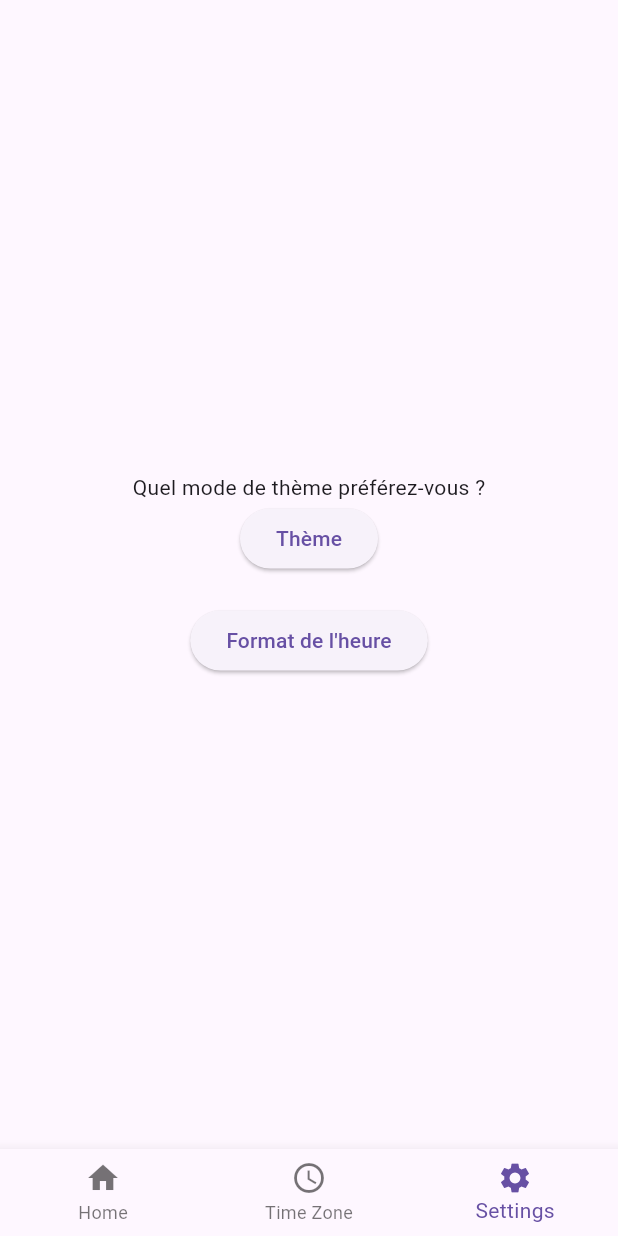
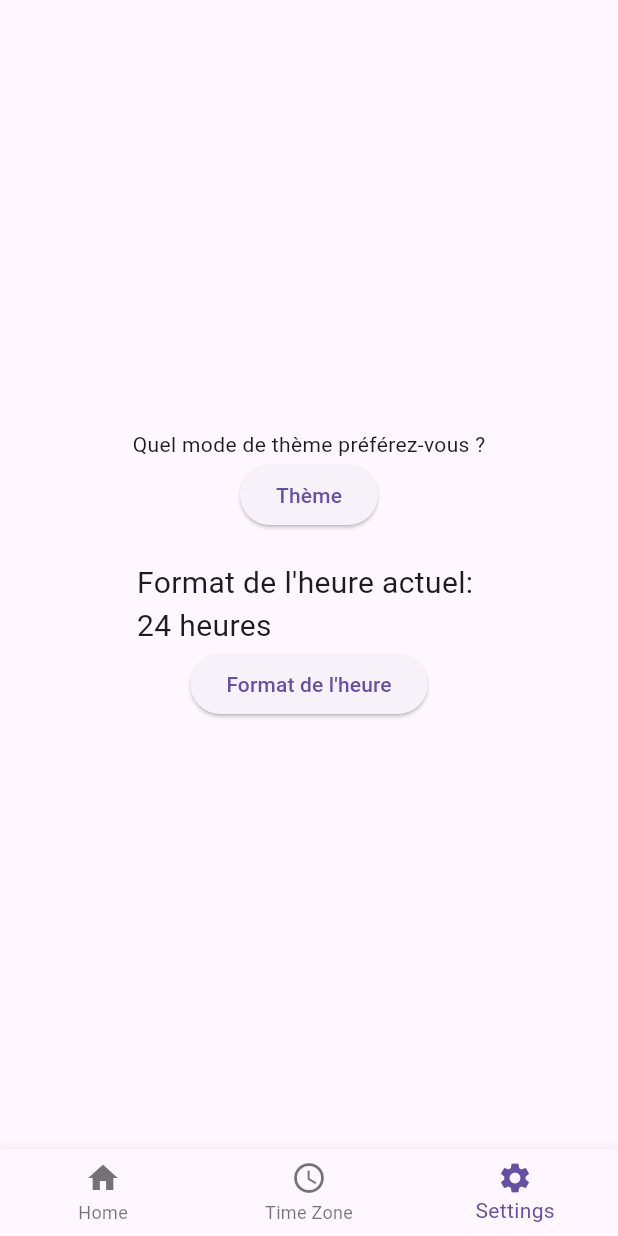
Before and after one commit to Tamim94/app_fusio_horaire, a Flutter app: the ScreenWeb screen opened directly, item 3 of the bottom bar chosen, after a tap on "Thème", on a phone screen of 412 x 824 dp. Run offline on Flutter 3.47's test engine with Material 3 defaults, Android fonts, the phone set to English and light mode, and no system bars.

Commit message:
commit final hopefully

```diff
--- a/lib/web/accueil_web.dart
+++ b/lib/web/accueil_web.dart
@@ -22,8 +22,7 @@ class _AccueilWebState extends State<AccueilWeb> {
     super.initState();
     _timer = Timer.periodic(Duration(seconds: 1), (Timer timer) {
       setState(() {
-        _currentTime = _convertToSelectedTimeZone(
-            DateTime.now(), widget.selectedTimeZone.value);
+        _currentTime = DateTime.now();
       });
     });
   }
@@ -47,8 +46,6 @@ class _AccueilWebState extends State<AccueilWeb> {
     final offsetHours = int.parse(match.group(2)!);
     final offsetMinutes = int.parse(match.group(3)!);
 
-    print("Offset: $offset, Hours: $offsetHours, Minutes: $offsetMinutes");
-
     Duration offsetDuration = Duration(
       hours: offsetSign == '+' ? offsetHours : -offsetHours,
       minutes: offsetSign == '+' ? offsetMinutes : -offsetMinutes,
@@ -63,7 +60,7 @@ class _AccueilWebState extends State<AccueilWeb> {
       valueListenable: widget.selectedTimeZone,
       builder: (context, selectedTimeZone, child) {
         DateTime localTime =
-        _convertToSelectedTimeZone(_currentTime, selectedTimeZone);
+            _convertToSelectedTimeZone(_currentTime, selectedTimeZone);
         String formattedTime = _formatDateTime(localTime);
 
         return Center(
--- a/lib/web/list_timezone.dart
+++ b/lib/web/list_timezone.dart
@@ -1,9 +1,7 @@
 import 'dart:convert';
 import 'package:flutter/material.dart';
 import 'package:flutter/services.dart' show rootBundle;
-
 import '../Model/timezone_model.dart';
-import '../routes.dart';
 
 class TimeZonePage extends StatefulWidget {
   final ValueNotifier<String> selectedTimeZone;
@@ -50,7 +48,7 @@ class _TimeZonePageState extends State<TimeZonePage> {
                   onTap: () {
                     widget.selectedTimeZone.value =
                         snapshot.data![index].offset;
-                    Navigator.pushNamed(context, Routes.accueil);
+                    Navigator.pop(context);
                   },
                 );
               },
--- a/lib/web/screen_web.dart
+++ b/lib/web/screen_web.dart
@@ -1,16 +1,13 @@
-import 'package:app_fusio_horaire/Components/components.dart';
-
+import 'package:app_fusio_horaire/web/accueil_web.dart';
 import 'package:app_fusio_horaire/web/settings_web.dart';
 import 'package:flutter/material.dart';
 
-import 'accueil_web.dart';
 import 'list_timezone.dart';
 
 class ScreenWeb extends StatefulWidget {
   final ValueNotifier<String> selectedTimeZone;
 
   ScreenWeb({required this.selectedTimeZone});
-
   @override
   _ScreenWebState createState() => _ScreenWebState();
 }
@@ -19,6 +16,8 @@ class _ScreenWebState extends State<ScreenWeb> {
   int _currentIndex = 0;
   final _pageController = PageController();
   final _use24HourFormat = ValueNotifier<bool>(true);
+  final ValueNotifier<String> _selectedTimeZone =
+      ValueNotifier<String>("UTC+00:00");
 
   @override
   Widget build(BuildContext context) {
@@ -33,9 +32,9 @@ class _ScreenWebState extends State<ScreenWeb> {
         children: <Widget>[
           AccueilWeb(
             use24HourFormat: _use24HourFormat,
-            selectedTimeZone: widget.selectedTimeZone,
+            selectedTimeZone: _selectedTimeZone,
           ),
-          TimeZonePage(selectedTimeZone: widget.selectedTimeZone),
+          TimeZonePage(selectedTimeZone: _selectedTimeZone),
           SettingsWeb(
             notifier: ValueNotifier(ThemeMode.system),
             use24HourFormat: _use24HourFormat,
@@ -44,9 +43,19 @@ class _ScreenWebState extends State<ScreenWeb> {
       ),
       bottomNavigationBar: BottomNavigationBar(
         currentIndex: _currentIndex,
-        onTap: (index) {
-          _pageController.animateToPage(index,
-              duration: Duration(milliseconds: 200), curve: Curves.easeIn);
+        onTap: (index) async {
+          if (index == 1) {
+            await Navigator.push(
+              context,
+              MaterialPageRoute(
+                builder: (context) =>
+                    TimeZonePage(selectedTimeZone: _selectedTimeZone),
+              ),
+            );
+          } else {
+            _pageController.animateToPage(index,
+                duration: Duration(milliseconds: 200), curve: Curves.easeIn);
+          }
         },
         items: [
           BottomNavigationBarItem(
--- a/lib/web/settings_web.dart
+++ b/lib/web/settings_web.dart
@@ -5,8 +5,7 @@ class SettingsWeb extends StatefulWidget {
   final ValueNotifier<ThemeMode> notifier; // For theme switching
   final ValueNotifier<bool> use24HourFormat; // For time format
 
-  SettingsWeb(
-      {Key? key, required this.notifier, required this.use24HourFormat})
+  SettingsWeb({Key? key, required this.notifier, required this.use24HourFormat})
       : super(key: key);
 
   @override
@@ -25,18 +24,31 @@ class _SettingsWebState extends State<SettingsWeb> {
 
             /// Bouton pour changer de thème
             ElevatedButton(
-              onPressed: () => widget.notifier.value =
-              widget.notifier.value == ThemeMode.light
-                  ? ThemeMode.dark
-                  : ThemeMode.light,
+              onPressed: () {
+                widget.notifier.value = widget.notifier.value == ThemeMode.light
+                    ? ThemeMode.dark
+                    : ThemeMode.light;
+                print('Theme mode: ${widget.notifier.value}');
+              },
               child: Text('Thème'),
             ),
+
             SizedBox(height: 20),
+
+            ValueListenableBuilder<bool>(
+              valueListenable: widget.use24HourFormat,
+              builder: (context, use24HourFormat, child) {
+                return Text(
+                  'Format de l\'heure actuel: \n${use24HourFormat ? '24 heures' : 'AM/PM'}',
+                  style: TextStyle(fontSize: 20),
+                );
+              },
+            ),
 
             /// Bouton pour changer le format de l'heure
             ElevatedButton(
               onPressed: () =>
-              widget.use24HourFormat.value = !widget.use24HourFormat.value,
+                  widget.use24HourFormat.value = !widget.use24HourFormat.value,
               child: Text('Format de l\'heure'),
             ),
           ],
```
Also changed, not shown: lib/main.dart (+2 -28 lines), lib/mobile/settings_mobile.dart (+7 -4 lines), img.png (added), img_1.png (added), img_2.png (added), img_3.png (added), 2 other files.
